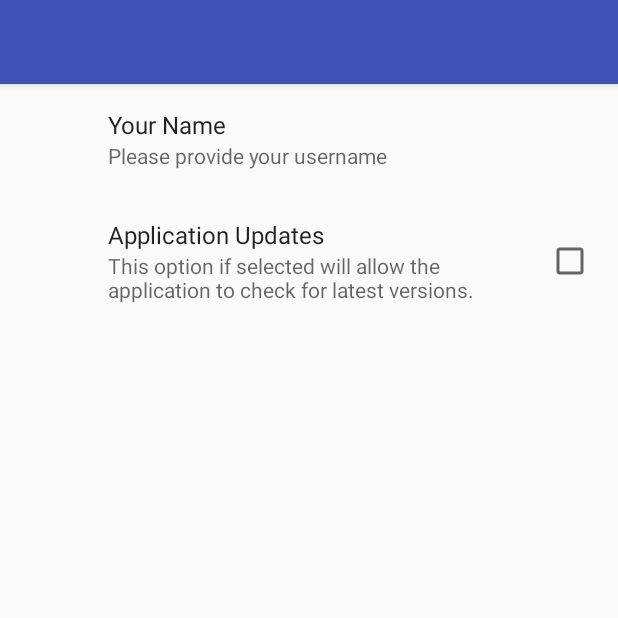
After one commit to jdermont/TVMazeApiClient, an Android app: the SettingsActivity screen opened directly, with no data from a screen before it, on a phone screen of 412 x 824 dp, the top half of it. The commit adds this screen. Run offline under Robolectric (Android 15) with nearby library versions, the phone set to English and light mode, and no system bars; our stand-ins replace androidx.preference.

Commit message:
* update libraries * add settings stub

```diff
--- a/app/src/main/AndroidManifest.xml
+++ b/app/src/main/AndroidManifest.xml
@@ -30,6 +30,9 @@
             android:name=".components.details.DetailsActivity"
             android:theme="@style/AppThemeDetails">
         </activity>
+        <activity
+            android:name=".components.settings.SettingsActivity">
+        </activity>
         <meta-data
             android:name="io.fabric.ApiKey"
             android:value="${fabricApiKey}" />
--- a/app/src/main/java/omg/jd/tvmazeapiclient/components/details/DetailsPresenter.kt
+++ b/app/src/main/java/omg/jd/tvmazeapiclient/components/details/DetailsPresenter.kt
@@ -28,7 +28,7 @@ class DetailsPresenter(val interactor: MVPDetails.Interactor) : MVPDetails.Prese
         interactor.retrieveEpisodes()
                 .map {
                     val now = DateTime.now()
-                    val latestEpisode = it.episodes.lastOrNull { it.datetime <= now }
+                    val latestEpisode = it.episodes.lastOrNull { it.datetime != DateTimeUtils.INVALID_DATETIME && it.datetime <= now }
                     val nextEpisode = it.episodes.firstOrNull { it.datetime > now }
                     val str = if (nextEpisode == null) "" else " (${DateTimeUtils.getDateString(nextEpisode.datetime)})"
                     Pair(StringUtils.makeEpisodeNumber(latestEpisode),StringUtils.makeEpisodeNumber(nextEpisode)+str)
--- a/app/src/main/java/omg/jd/tvmazeapiclient/components/main/MVPMain.kt
+++ b/app/src/main/java/omg/jd/tvmazeapiclient/components/main/MVPMain.kt
@@ -25,6 +25,7 @@ interface MVPMain {
         fun onStartSearchComponentClicked()
         fun onSortByClicked(sortBy: EntityUtils.SORT_BY)
         fun onItemClick(viewHolder: TvShowViewHolder)
+        fun onSettingsClicked()
     }
 
     interface View : BaseView {
@@ -34,5 +35,6 @@ interface MVPMain {
         fun startSearchComponent()
         fun checkSortBy(sortBy: EntityUtils.SORT_BY)
         fun showDetails(show: TvShow, transitedView: android.view.View)
+        fun startSettingsComponent()
     }
 }
--- a/app/src/main/java/omg/jd/tvmazeapiclient/components/main/MainInteractor.kt
+++ b/app/src/main/java/omg/jd/tvmazeapiclient/components/main/MainInteractor.kt
@@ -1,15 +1,14 @@
 package omg.jd.tvmazeapiclient.components.main
 
 import android.content.SharedPreferences
-import android.util.Log
 import io.reactivex.Observable
 import io.reactivex.disposables.Disposable
 import omg.jd.tvmazeapiclient.db.MainDatabase
 import omg.jd.tvmazeapiclient.entity.EntityUtils
 import omg.jd.tvmazeapiclient.entity.EntityUtils.SORT_BY
 import omg.jd.tvmazeapiclient.entity.TvShow
-import omg.jd.tvmazeapiclient.getSortBy
-import omg.jd.tvmazeapiclient.putSortBy
+import omg.jd.tvmazeapiclient.components.settings.getSortBy
+import omg.jd.tvmazeapiclient.components.settings.putSortBy
 
 class MainInteractor(val pref: SharedPreferences) : MVPMain.Interactor {
 
--- a/app/src/main/java/omg/jd/tvmazeapiclient/components/main/MainPresenter.kt
+++ b/app/src/main/java/omg/jd/tvmazeapiclient/components/main/MainPresenter.kt
@@ -43,4 +43,8 @@ class MainPresenter(val interactor: MVPMain.Interactor) : MVPMain.Presenter {
     override fun onReset() {
         interactor.destroy()
     }
+
+    override fun onSettingsClicked() {
+        view?.startSettingsComponent()
+    }
 }
--- a/app/src/main/java/omg/jd/tvmazeapiclient/MainPreferences.kt
+++ b/app/src/main/java/omg/jd/tvmazeapiclient/components/settings/MainPreferences.kt
@@ -1,4 +1,4 @@
-package omg.jd.tvmazeapiclient
+package omg.jd.tvmazeapiclient.components.settings
 
 import android.content.SharedPreferences
 import omg.jd.tvmazeapiclient.entity.EntityUtils
--- /dev/null
+++ b/app/src/main/java/omg/jd/tvmazeapiclient/components/settings/SettingsActivity.kt
@@ -0,0 +1,21 @@
+package omg.jd.tvmazeapiclient.components.settings
+
+import android.os.Bundle
+import android.support.v4.app.FragmentManager
+import android.support.v7.app.AppCompatActivity
+
+import omg.jd.tvmazeapiclient.R
+
+class SettingsActivity : AppCompatActivity() {
+    override fun onCreate(savedInstanceState: Bundle?) {
+        super.onCreate(savedInstanceState)
+        setContentView(R.layout.activity_settings)
+
+        if (savedInstanceState == null) {
+            supportFragmentManager
+                    .beginTransaction()
+                    .add(R.id.settingsContainer, SettingsFragment())
+                    .commit()
+        }
+    }
+}
--- /dev/null
+++ b/app/src/main/java/omg/jd/tvmazeapiclient/components/settings/SettingsFragment.java
@@ -0,0 +1,13 @@
+package omg.jd.tvmazeapiclient.components.settings;
+
+import android.os.Bundle;
+import android.support.v7.preference.PreferenceFragmentCompat;
+
+import omg.jd.tvmazeapiclient.R;
+
+public class SettingsFragment extends PreferenceFragmentCompat {
+    @Override
+    public void onCreatePreferences(Bundle savedInstanceState, String rootKey) {
+        addPreferencesFromResource(R.xml.preferences);
+    }
+}
--- /dev/null
+++ b/app/src/main/res/layout/activity_settings.xml
@@ -0,0 +1,30 @@
+<?xml version="1.0" encoding="utf-8"?>
+<android.support.design.widget.CoordinatorLayout
+    xmlns:android="http://schemas.android.com/apk/res/android"
+    xmlns:app="http://schemas.android.com/apk/res-auto"
+    xmlns:tools="http://schemas.android.com/tools"
+    android:id="@+id/searchCoordinatorLayout"
+    android:layout_width="match_parent"
+    android:layout_height="match_parent"
+    tools:context="omg.jd.tvmazeapiclient.components.settings.SettingsActivity">
+
+    <android.support.design.widget.AppBarLayout
+        android:layout_width="match_parent"
+        android:layout_height="wrap_content"
+        android:theme="@style/AppTheme.AppBarOverlay">
+
+        <android.support.v7.widget.Toolbar
+            android:id="@+id/settingsToolbar"
+            android:layout_width="match_parent"
+            android:layout_height="?attr/actionBarSize"
+            android:background="?attr/colorPrimary"
+            app:popupTheme="@style/AppTheme.PopupOverlay"/>
+
+    </android.support.design.widget.AppBarLayout>
+
+    <FrameLayout android:id="@+id/settingsContainer"
+                 android:layout_width="match_parent"
+                 android:layout_height="match_parent"
+                 app:layout_behavior="@string/appbar_scrolling_view_behavior"/>
+
+</android.support.design.widget.CoordinatorLayout>
--- a/app/src/main/res/menu/main_menu.xml
+++ b/app/src/main/res/menu/main_menu.xml
@@ -19,4 +19,8 @@
         android:title="@string/search_for_tv_show"
         app:showAsAction="ifRoom"
         android:icon="@drawable/ic_search_white_24dp"/>
+    <item
+        android:id="@+id/action_settings"
+        android:title="@string/settings"
+        app:showAsAction="never"/>
 </menu>
--- a/app/src/main/res/values/strings.xml
+++ b/app/src/main/res/values/strings.xml
@@ -25,4 +25,5 @@
     <string name="premiered">Premiered</string>
     <string name="next_episode">Next Episode</string>
     <string name="search_for_tv_show">Search for TV Show</string>
+    <string name="settings">Settings</string>
 </resources>
--- a/app/src/main/res/values/styles.xml
+++ b/app/src/main/res/values/styles.xml
@@ -6,6 +6,7 @@
         <item name="colorAccent">@color/colorAccent</item>
         <item name="android:windowContentTransitions">true</item>
         <item name="android:textColor">@android:color/black</item>
+        <item name="preferenceTheme">@style/PreferenceThemeOverlay</item>
     </style>
 
     <style name="AppThemeDetails" parent="AppTheme">
--- /dev/null
+++ b/app/src/main/res/xml/preferences.xml
@@ -0,0 +1,10 @@
+<?xml version="1.0" encoding="utf-8"?>
+<PreferenceScreen xmlns:android="http://schemas.android.com/apk/res/android">
+    <EditTextPreference android:title="Your Name"
+                        android:key="username"
+                        android:summary="Please provide your username" />
+    <CheckBoxPreference android:title="Application Updates"
+                        android:defaultValue="false"
+                        android:summary="This option if selected will allow the application to check for latest versions."
+                        android:key="applicationUpdates" />
+</PreferenceScreen>
--- a/build.gradle
+++ b/build.gradle
@@ -3,7 +3,7 @@
 buildscript {
     ext {
         kotlin_version = '1.1.3-2'
-        support_version = '25.4.0'
+        support_version = '26.0.1'
         paperparcel_version = '2.0.1'
         dbflow_version = '4.0.4'
 
```
Also changed, not shown: app/build.gradle (+5 -5 lines), app/src/main/java/omg/jd/tvmazeapiclient/components/main/MainActivity.kt (+7 -0 lines).
